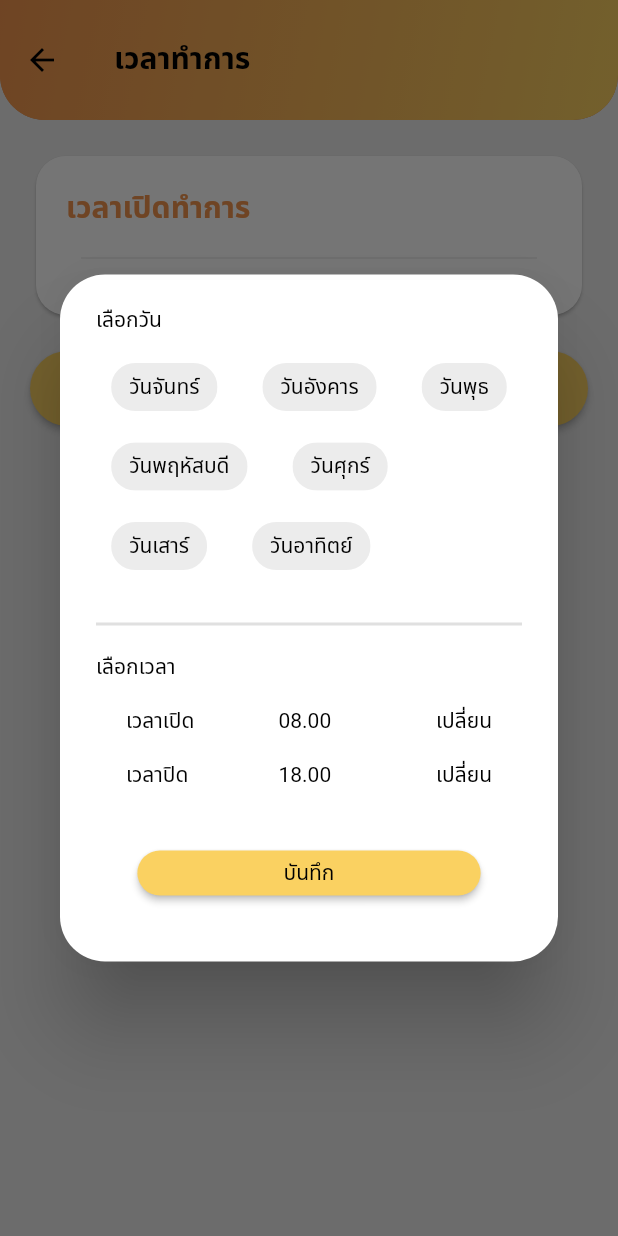
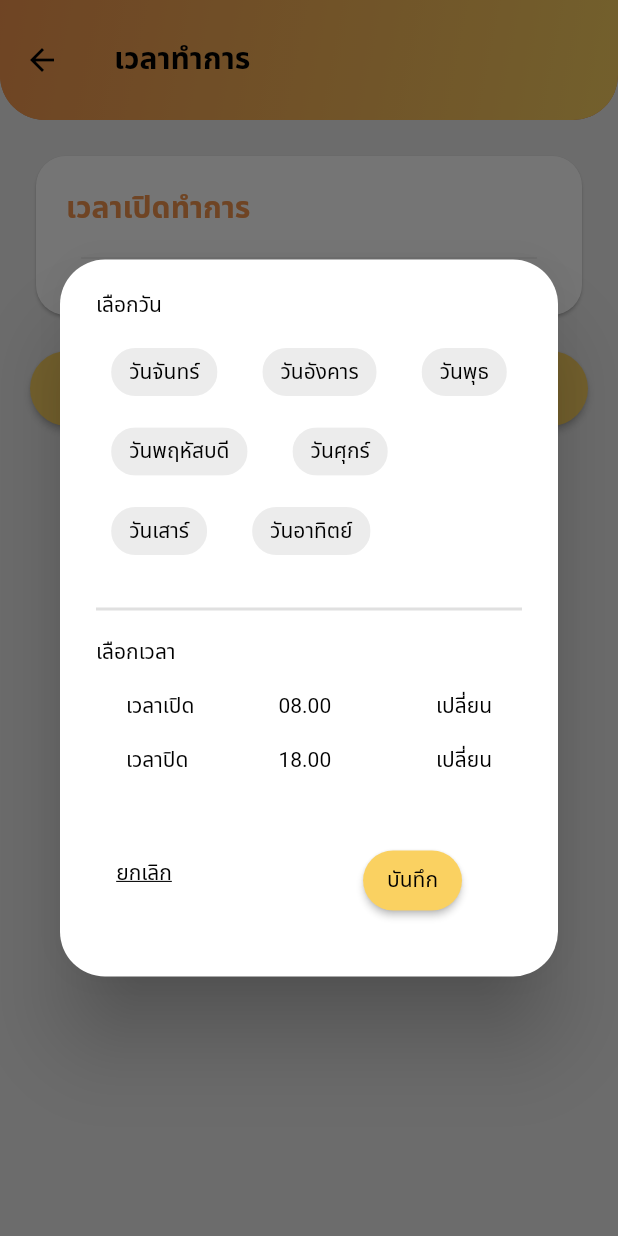
Before and after one commit to Kantaponruj/cd_seniorproject_merchant, a Flutter app: the OpeningHoursPage screen opened directly with empty values, after a tap on "เพิ่มเวลาทำการ", on a phone screen of 412 x 824 dp. Run offline on Flutter 3.47's test engine with Material 2 defaults, Android fonts, the phone set to English and light mode, and no system bars; our stand-ins replace auto_size_text, cloud_firestore, firebase_auth, firebase_core, firebase_messaging, flutter_icons and 5 more; missing offline and left inert: bottom_indicator_bar_fork; accounts and stored records are empty.

Commit message:
Update UI

```diff
--- a/lib/asset/constant.dart
+++ b/lib/asset/constant.dart
@@ -11,3 +11,5 @@ final Future<FirebaseApp> initialization = Firebase.initializeApp();
 FirebaseFirestore firebaseFirestore = FirebaseFirestore.instance;
 FirebaseAuth auth = FirebaseAuth.instance;
 FirebaseMessaging fcm = FirebaseMessaging.instance;
+
+bool isConfirmed = true;
--- a/lib/screens/store/opening_hours.dart
+++ b/lib/screens/store/opening_hours.dart
@@ -53,8 +53,7 @@ class _OpeningHoursPageState extends State<OpeningHoursPage> {
 
   @override
   Widget build(BuildContext context) {
-    return SafeArea(
-      child: Scaffold(
+    return Scaffold(
         appBar: RoundedAppBar(
           appBarTittle: 'เวลาทำการ',
         ),
@@ -122,11 +121,27 @@ class _OpeningHoursPageState extends State<OpeningHoursPage> {
                                   margin: EdgeInsets.fromLTRB(0, 15, 0, 20),
                                   child: timeSelect('เวลาปิด', '18.00'),
                                 ),
+                                Container(
+                                  child: Row(
+                                    mainAxisAlignment: MainAxisAlignment.spaceBetween,
+                                    children: [
+                                      Container(
+                                        alignment: Alignment.bottomLeft,
+                                        child: EditButton(
+                                          editText: 'ยกเลิก',
+                                          onClicked: () {
+                                            Navigator.of(context).pop();
+                                          },
+                                        ),
+                                      ),
                                       SmallStadiumButtonWidget(
                                         text: 'บันทึก',
                                         onClicked: () {
                                           _handleSaveDateTime(widget.storeId);
                                         },
+                                      ),
+                                    ],
+                                  ),
                                 ),
                               ],
                             ),
@@ -139,8 +154,7 @@ class _OpeningHoursPageState extends State<OpeningHoursPage> {
               ],
             ),
           ),
-          )),
-    );
+        ));
   }
 
   List<String> _days = [
--- a/lib/widgets/button_widget.dart
+++ b/lib/widgets/button_widget.dart
@@ -69,10 +69,12 @@ class StadiumButtonWidget extends StatelessWidget {
 class SmallStadiumButtonWidget extends StatelessWidget {
   final String text;
   final VoidCallback onClicked;
+  final Color color;
 
   const SmallStadiumButtonWidget({
     @required this.text,
     @required this.onClicked,
+    this.color,
     Key key,
   }) : super(key: key);
 
@@ -80,14 +82,14 @@ class SmallStadiumButtonWidget extends StatelessWidget {
   Widget build(BuildContext context) {
     return Center(
       child: Container(
-        margin: EdgeInsets.fromLTRB(0, 20, 0, 20),
-        width: MediaQuery.of(context).size.width / 1.8,
-        height: 30,
+        margin: EdgeInsets.fromLTRB(0, 20, 0, 10),
+        padding: EdgeInsets.symmetric(vertical: 10,horizontal: 40),
+        height: 60,
         child: ElevatedButton(
           onPressed: onClicked,
           style: ElevatedButton.styleFrom(
               shape: StadiumBorder(),
-              primary: Theme.of(context).buttonColor),
+              primary: (color == null) ? Theme.of(context).buttonColor : color),
           child: Text(
             text,
             style: FontCollection.smallBodyTextStyle,
```
Also changed, not shown: lib/component/orderCard.dart (+72 -0 lines), lib/screens/order.dart (+4 -7 lines), lib/screens/order/orderDetail.dart (+25 -1 lines), lib/widgets/bottomOrder_widget.dart (+16 -10 lines). Lines whose indentation alone changed are shown as unchanged.
